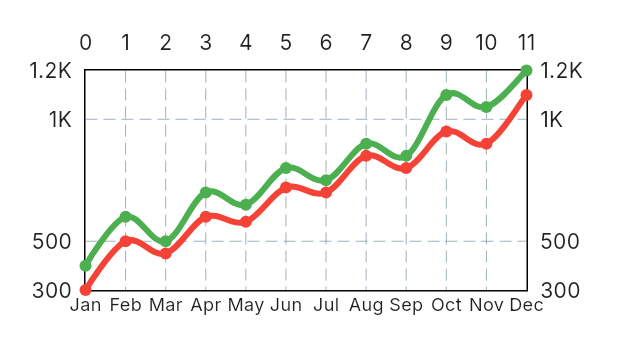
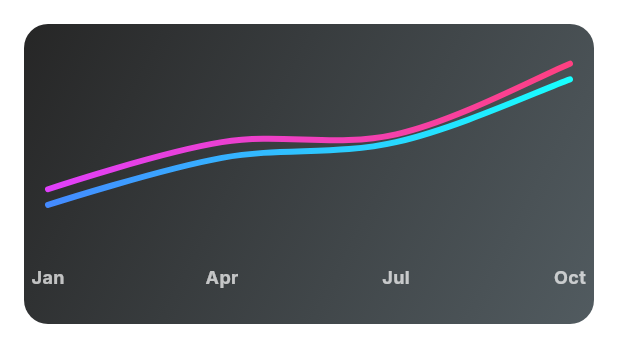
Before and after one commit to DucDuy2104/money-mate-fe, a Flutter app: the IncomeExpenseChart widget shown alone on an empty page, opened directly, on a phone screen of 412 x 824 dp. Shown: the top 363 px of the screen. Run offline on Flutter 3.47's test engine with Material 3 defaults, Android fonts, the phone set to English and light mode, and no system bars; drawn by our look-alikes of fl_chart; our stand-ins replace eva_icons_flutter, flutter_bloc, flutter_screenutil, freezed_annotation, go_router, google_fonts.

Commit message:
ui: add income, expense, chart

```diff
--- a/lib/presentation/pages/home/home_screen.dart
+++ b/lib/presentation/pages/home/home_screen.dart
@@ -92,27 +92,27 @@ final List<Category> sampleCategories = [
 
 
 class HomeScreen extends StatelessWidget {
-  final double totalBudget = 1200000;
-  final double totalSpent = 600000;
-  final double progress = 600000 / 1200000;
 
   const HomeScreen({super.key});
 
   @override
   Widget build(BuildContext context) {
     return Scaffold(
-      appBar: AppBar(title: const Text("Money Mate")),
+      appBar: AppBar(
+        title: const Text("Money Mate"),
+        actions: [
+          IconButton(
+            icon: const Icon(Icons.notifications),
+            onPressed: () {},
+          ),
+        ],
+      ),
       body: Padding(
         padding: const EdgeInsets.symmetric(horizontal: AppDimens.paddingSmall),
         child: Column(
           crossAxisAlignment: CrossAxisAlignment.start,
           children: [
             const IncomeExpenseChart(),
-            const SizedBox(height: 4),
-            Text(
-              "${totalSpent.toStringAsFixed(2)} / ${totalBudget.toStringAsFixed(2)} VND",
-              style: const TextStyle(fontSize: 16),
-            ),
             const SizedBox(height: 20),
             const Text("Danh mục tiêu dùng",
                 style: TextStyle(fontSize: 18, fontWeight: FontWeight.bold)),
--- a/lib/presentation/pages/home/widgets/expense_chart.dart
+++ b/lib/presentation/pages/home/widgets/expense_chart.dart
@@ -6,91 +6,105 @@ class IncomeExpenseChart extends StatelessWidget {
 
   @override
   Widget build(BuildContext context) {
-    return AspectRatio(
-      aspectRatio: 1.7,
-      child: Padding(
+    return Padding(
+      padding: const EdgeInsets.all(16),
+      child: ClipRRect(
+        borderRadius: BorderRadius.circular(16),
+        child: Container(
+          width: double.infinity,
+          height: 200,
+          decoration: BoxDecoration(
+            gradient: LinearGradient(
+              colors: [
+                Colors.black.withOpacity(0.85),
+                Colors.blueGrey.shade900.withOpacity(0.8),
+              ],
+              begin: Alignment.topLeft,
+              end: Alignment.bottomRight,
+            ),
+          ),
           padding: const EdgeInsets.all(16),
           child: LineChart(
             LineChartData(
               titlesData: FlTitlesData(
                 leftTitles: const AxisTitles(
-                sideTitles: SideTitles(showTitles: true, reservedSize: 40),
+                  sideTitles: SideTitles(showTitles: false),
                 ),
                 bottomTitles: AxisTitles(
                   sideTitles: SideTitles(
                     showTitles: true,
+                    interval: 1,
+                    reservedSize: 32,
                     getTitlesWidget: (value, meta) {
-                    const months = [
-                      'Jan',
-                      'Feb',
-                      'Mar',
-                      'Apr',
-                      'May',
-                      'Jun',
-                      'Jul',
-                      'Aug',
-                      'Sep',
-                      'Oct',
-                      'Nov',
-                      'Dec'
-                    ];
-                    return Text(months[value.toInt()], style: const TextStyle(fontSize: 12));
+                      const style = TextStyle(
+                        fontSize: 12,
+                        fontWeight: FontWeight.bold,
+                        color: Colors.white70,
+                      );
+
+                      const months = ['Jan', 'Apr', 'Jul', 'Oct'];
+
+                      if (value.toInt() >= 0 && value.toInt() < months.length) {
+                        return Padding(
+                          padding: const EdgeInsets.only(top: 8.0),
+                          child: Text(months[value.toInt()], style: style),
+                        );
+                      }
+                      return const SizedBox.shrink();
                     },
-                  reservedSize: 32,
                   ),
                 ),
+                rightTitles: const AxisTitles(
+                  sideTitles: SideTitles(showTitles: false),
                 ),
-            borderData: FlBorderData(show: true),
-            gridData: FlGridData(show: true),
+                topTitles: const AxisTitles(
+                  sideTitles: SideTitles(showTitles: false),
+                ),
+              ),
+              borderData: FlBorderData(show: false),
+              minX: 0,
+              maxX: 3,
+              minY: 0,
+              maxY: 1300,
+              gridData: const FlGridData(show: false),
               lineBarsData: [
-              // Line cho thu nhập
                 LineChartBarData(
-                spots: [
+                  spots: const [
                     FlSpot(0, 400),
-                  FlSpot(1, 600),
-                  FlSpot(2, 500),
-                  FlSpot(3, 700),
-                  FlSpot(4, 650),
-                  FlSpot(5, 800),
-                  FlSpot(6, 750),
-                  FlSpot(7, 900),
-                  FlSpot(8, 850),
-                  FlSpot(9, 1100),
-                  FlSpot(10, 1050),
-                  FlSpot(11, 1200),
+                    FlSpot(1, 700),
+                    FlSpot(2, 750),
+                    FlSpot(3, 1200),
                   ],
                   isCurved: true,
-                color: Colors.green,
+                  gradient: const LinearGradient(
+                    colors: [Colors.purpleAccent, Colors.pinkAccent],
+                  ),
                   barWidth: 4,
                   isStrokeCapRound: true,
+                  dotData: const FlDotData(show: false),
                   belowBarData: BarAreaData(show: false),
                 ),
-              // Line cho chi tiêu
                 LineChartBarData(
-                spots: [
+                  spots: const [
                     FlSpot(0, 300),
-                  FlSpot(1, 500),
-                  FlSpot(2, 450),
-                  FlSpot(3, 600),
-                  FlSpot(4, 580),
-                  FlSpot(5, 720),
-                  FlSpot(6, 700),
-                  FlSpot(7, 850),
-                  FlSpot(8, 800),
-                  FlSpot(9, 950),
-                  FlSpot(10, 900),
-                  FlSpot(11, 1100),
+                    FlSpot(1, 600),
+                    FlSpot(2, 700),
+                    FlSpot(3, 1100),
                   ],
                   isCurved: true,
-                color: Colors.red,
+                  gradient: const LinearGradient(
+                    colors: [Colors.blueAccent, Colors.cyanAccent],
+                  ),
                   barWidth: 4,
                   isStrokeCapRound: true,
+                  dotData: const FlDotData(show: false),
                   belowBarData: BarAreaData(show: false),
                 ),
               ],
             ),
           ),
         ),
+      ),
     );
   }
 }
```
Lines whose indentation alone changed are shown as unchanged.
